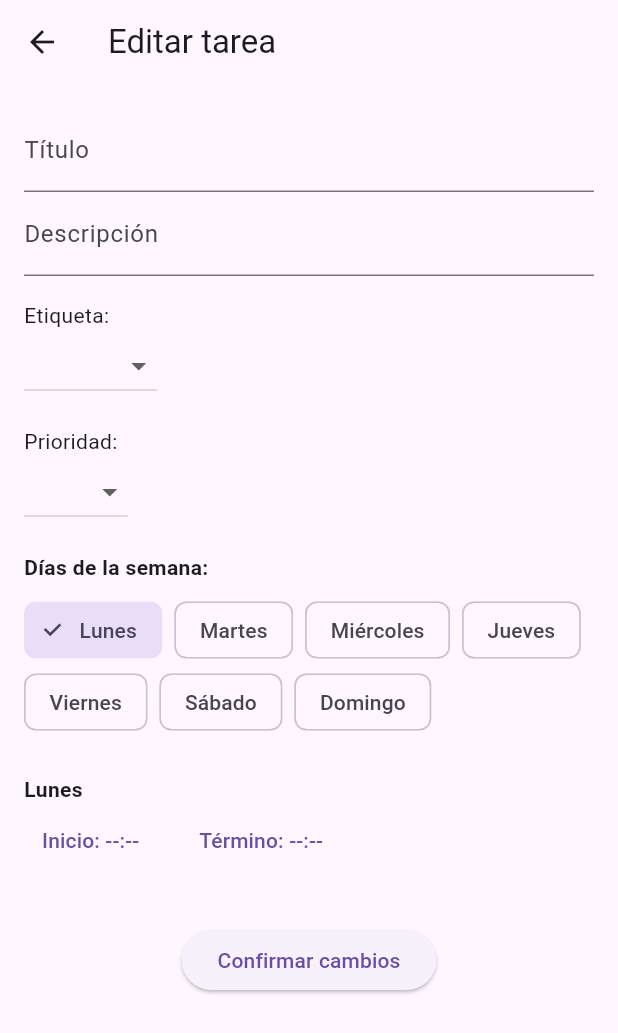
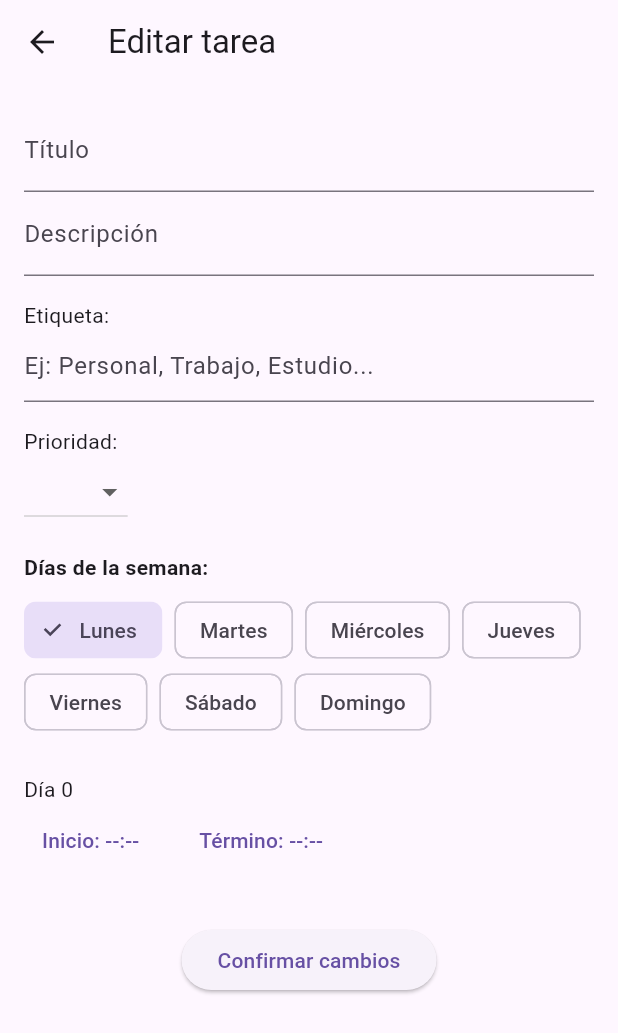
Before and after one commit to Seba-QA/AppTareas, a Flutter app: the EditarTareaScreen screen opened directly with empty values, after a tap on "Lunes", on a phone screen of 412 x 824 dp. Shown: the top 1033 px of the screen. Run offline on Flutter 3.47's test engine with Material 3 defaults, Android fonts, the light colour scheme and no system bars; our stand-ins replace sqflite; accounts and stored records are empty.

Commit message:
Nueva version funcional
Se solucionan errores anteriores, crear, listar y editar tareas (solo vista de editar) quedan funcionando, se le haran ajustes al icono de estado de la vista de tareas

```diff
--- a/lib/screens/editar_tarea_screen.dart
+++ b/lib/screens/editar_tarea_screen.dart
@@ -115,12 +115,12 @@ class _EditarTareaScreenState extends State<EditarTareaScreen> {
               ),
               const SizedBox(height: 16),
               const Text('Etiqueta:'),
-              DropdownButton<String>(
-                value: _etiqueta,
-                items: ['Personal', 'Trabajo', 'Estudio']
-                    .map((e) => DropdownMenuItem(value: e, child: Text(e)))
-                    .toList(),
-                onChanged: (value) => setState(() => _etiqueta = value!),
+              TextField(
+                decoration: const InputDecoration(
+                  hintText: 'Ej: Personal, Trabajo, Estudio...',
+                ),
+                controller: TextEditingController(text: _etiqueta),
+                onChanged: (value) => _etiqueta = value,
               ),
               const SizedBox(height: 16),
               const Text('Prioridad:'),
--- a/lib/widgets/selector_hora.dart
+++ b/lib/widgets/selector_hora.dart
@@ -12,8 +12,26 @@ class SelectorHoraGroup extends StatelessWidget {
     required this.horaTermino,
   });
 
-  Future<void> _seleccionarHora(BuildContext context, String dia, bool esInicio) async {
-    final horaActual = esInicio
+  String _nombreDiaDesdeId(int id) {
+    const nombres = {
+      1: 'Lunes',
+      2: 'Martes',
+      3: 'Miércoles',
+      4: 'Jueves',
+      5: 'Viernes',
+      6: 'Sábado',
+      7: 'Domingo',
+    };
+    return nombres[id] ?? 'Día $id';
+  }
+
+  Future<void> _seleccionarHora(
+    BuildContext context,
+    String dia,
+    bool esInicio,
+  ) async {
+    final horaActual =
+        esInicio
             ? horaInicio[dia] ?? TimeOfDay.now()
             : horaTermino[dia] ?? TimeOfDay.now();
 
@@ -32,7 +50,8 @@ class SelectorHoraGroup extends StatelessWidget {
   Widget build(BuildContext context) {
     return Column(
       crossAxisAlignment: CrossAxisAlignment.start,
-      children: diasSeleccionados.map((dia) {
+      children:
+          diasSeleccionados.map((dia) {
             final inicio = horaInicio[dia];
             final termino = horaTermino[dia];
 
@@ -41,10 +60,7 @@ class SelectorHoraGroup extends StatelessWidget {
               child: Column(
                 crossAxisAlignment: CrossAxisAlignment.start,
                 children: [
-              Text(
-                dia,
-                style: const TextStyle(fontWeight: FontWeight.bold),
-              ),
+                  Text(_nombreDiaDesdeId(int.tryParse(dia) ?? 0)),
                   Row(
                     children: [
                       TextButton(
```
Lines whose indentation alone changed are shown as unchanged.
